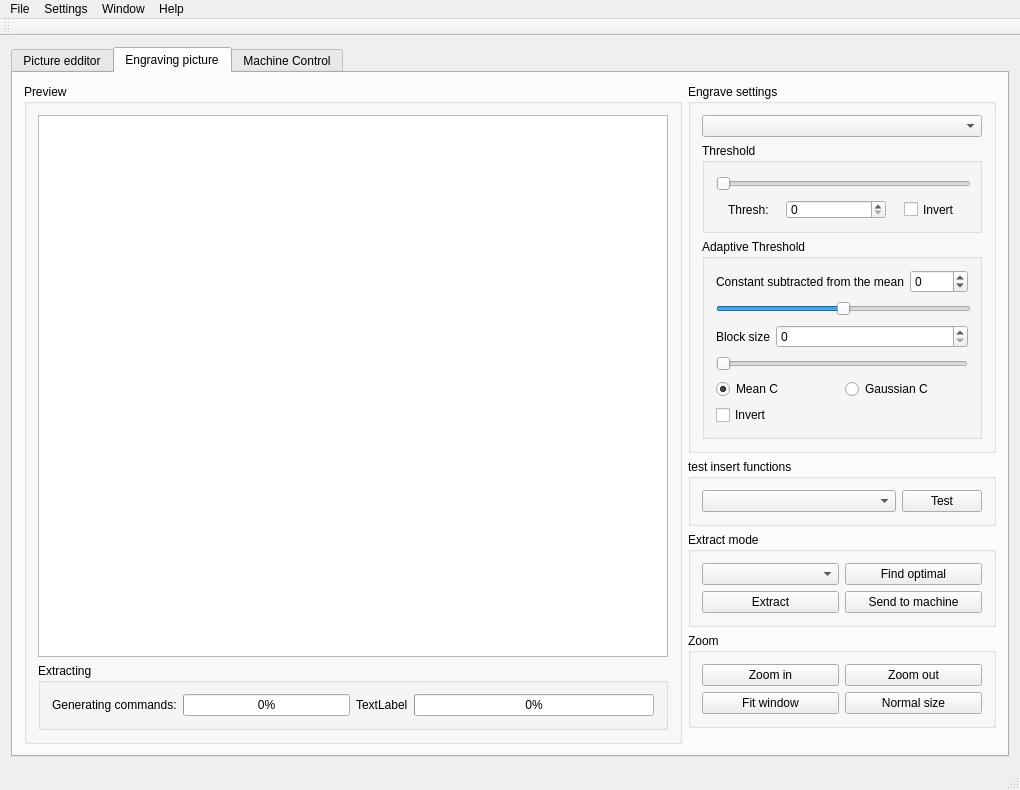
Old version of the form mainwindow/mainwindow.ui in the repository CommName/Cengrave.
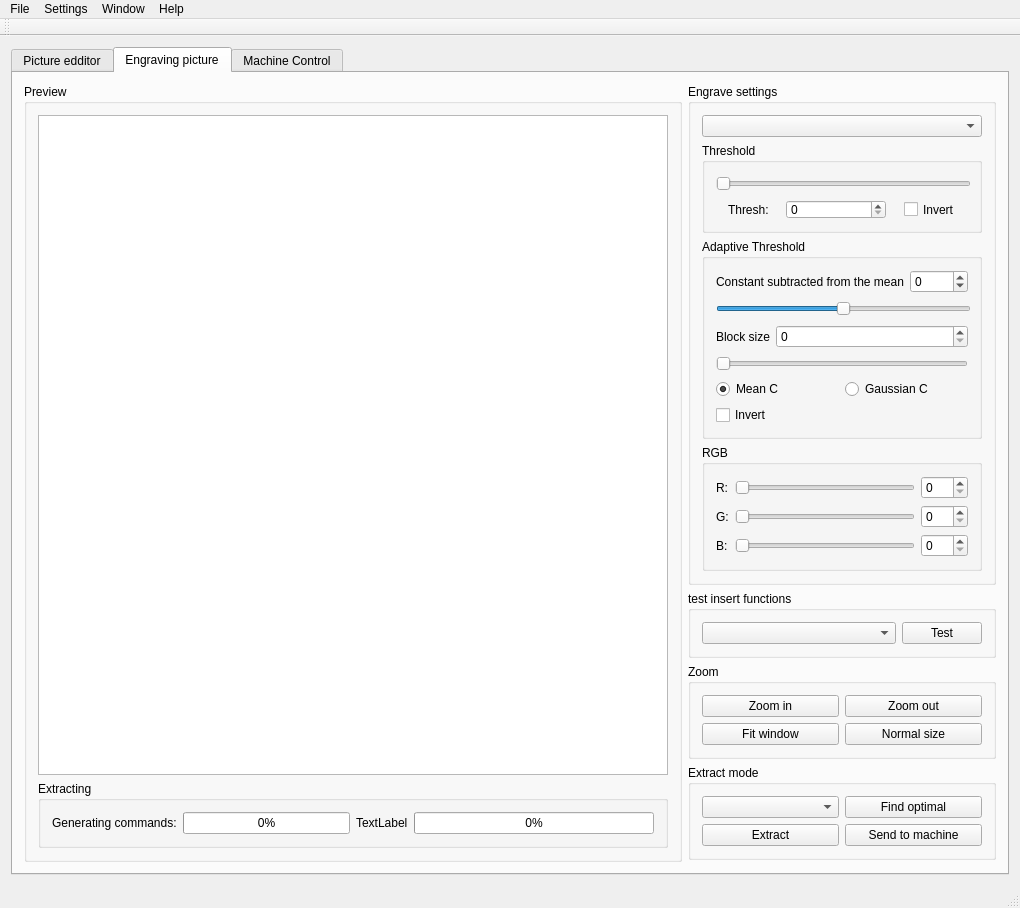
New version of the form. The open tabs and pages were chosen to show the change.

Commit message: RGB mode

```diff
--- a/mainwindow/mainwindow.ui
+++ b/mainwindow/mainwindow.ui
@@ -470,7 +470,7 @@
             <property name="title">
              <string>Engrave settings</string>
             </property>
-            <layout class="QVBoxLayout" name="verticalLayout_2" stretch="0,0,0">
+            <layout class="QVBoxLayout" name="verticalLayout_2" stretch="0,0,0,0">
              <item>
               <widget class="QComboBox" name="comboBox_engraveMode"/>
              </item>
@@ -695,6 +695,99 @@
                </layout>
               </widget>
              </item>
+             <item>
+              <widget class="QGroupBox" name="RGBengrave">
+               <property name="title">
+                <string>RGB</string>
+               </property>
+               <layout class="QFormLayout" name="formLayout_6">
+                <item row="2" column="1">
+                 <layout class="QHBoxLayout" name="horizontalLayout_10">
+                  <item>
+                   <widget class="QSlider" name="horizontalSlider_engraveRGB_B">
+                    <property name="maximum">
+                     <number>255</number>
+                    </property>
+                    <property name="orientation">
+                     <enum>Qt::Horizontal</enum>
+                    </property>
+                   </widget>
+                  </item>
+                  <item>
+                   <widget class="QSpinBox" name="spinBox_engraveRGB_B">
+                    <property name="maximum">
+                     <number>255</number>
+                    </property>
+                   </widget>
+                  </item>
+                 </layout>
+                </item>
+                <item row="1" column="1">
+                 <layout class="QHBoxLayout" name="horizontalLayout_11">
+                  <item>
+                   <widget class="QSlider" name="horizontalSlider_engraveRGB_G">
+                    <property name="maximum">
+                     <number>255</number>
+                    </property>
+                    <property name="orientation">
+                     <enum>Qt::Horizontal</enum>
+                    </property>
+                   </widget>
+                  </item>
+                  <item>
+                   <widget class="QSpinBox" name="spinBox_engraveRGB_G">
+                    <property name="maximum">
+                     <number>255</number>
+                    </property>
+                   </widget>
+                  </item>
+                 </layout>
+                </item>
+                <item row="0" column="1">
+                 <layout class="QHBoxLayout" name="horizontalLayout_9">
+                  <item>
+                   <widget class="QSlider" name="horizontalSlider_engraveRGB_R">
+                    <property name="maximum">
+                     <number>255</number>
+                    </property>
+                    <property name="orientation">
+                     <enum>Qt::Horizontal</enum>
+                    </property>
+                   </widget>
+                  </item>
+                  <item>
+                   <widget class="QSpinBox" name="spinBox_engraveRGB_R">
+                    <property name="maximum">
+                     <number>255</number>
+                    </property>
+                   </widget>
+                  </item>
+                 </layout>
+                </item>
+                <item row="0" column="0">
+                 <widget class="QLabel" name="label_engraveRGB_R">
+                  <property name="text">
+                   <string>R:</string>
+                  </property>
+                 </widget>
+                </item>
+                <item row="1" column="0">
+                 <widget class="QLabel" name="label_engraveRGB_B">
+                  <property name="text">
+                   <string>G:</string>
+                  </property>
+                 </widget>
+                </item>
+                <item row="2" column="0">
+                 <widget class="QLabel" name="label_engraveRGB_G">
+                  <property name="text">
+                   <string>B:</string>
+                  </property>
+                 </widget>
+                </item>
+               </layout>
+              </widget>
+             </item>
             </layout>
            </widget>
           </item>
@@ -717,42 +810,6 @@
             </layout>
            </widget>
           </item>
-          <item>
-           <widget class="QGroupBox" name="extractmode">
-            <property name="title">
-             <string>Extract mode</string>
-            </property>
-            <layout class="QGridLayout" name="gridLayout_4">
-             <item row="2" column="1">
-              <widget class="QPushButton" name="button_toMachine">
-               <property name="text">
-                <string>Send to machine</string>
-               </property>
-              </widget>
-             </item>
-             <item row="2" column="0">
-              <widget class="QPushButton" name="button_extract">
-               <property name="text">
-                <string>Extract</string>
-               </property>
-              </widget>
-             </item>
-             <item row="1" column="0">
-              <widget class="QComboBox" name="comboBox_extractmode"/>
-             </item>
-             <item row="1" column="1">
-              <widget class="QPushButton" name="button_findOptimal">
-               <property name="text">
-                <string>Find optimal</string>
-               </property>
-               <property name="checkable">
-                <bool>false</bool>
-               </property>
-              </widget>
-             </item>
-            </layout>
-           </widget>
-          </item>
           <item>
            <widget class="QGroupBox" name="groupZoom_1">
             <property name="title">
@@ -793,6 +850,42 @@
             </layout>
            </widget>
           </item>
+          <item>
+           <widget class="QGroupBox" name="extractmode">
+            <property name="title">
+             <string>Extract mode</string>
+            </property>
+            <layout class="QGridLayout" name="gridLayout_4">
+             <item row="2" column="1">
+              <widget class="QPushButton" name="button_toMachine">
+               <property name="text">
+                <string>Send to machine</string>
+               </property>
+              </widget>
+             </item>
+             <item row="2" column="0">
+              <widget class="QPushButton" name="button_extract">
+               <property name="text">
+                <string>Extract</string>
+               </property>
+              </widget>
+             </item>
+             <item row="1" column="0">
+              <widget class="QComboBox" name="comboBox_extractmode"/>
+             </item>
+             <item row="1" column="1">
+              <widget class="QPushButton" name="button_findOptimal">
+               <property name="text">
+                <string>Find optimal</string>
+               </property>
+               <property name="checkable">
+                <bool>false</bool>
+               </property>
+              </widget>
+             </item>
+            </layout>
+           </widget>
+          </item>
           <item>
            <spacer name="verticalSpacer_2">
             <property name="orientation">
```
Left out of the diff: 98 changed lines with no effect on the pictures. The commit also changes 3 other files.
